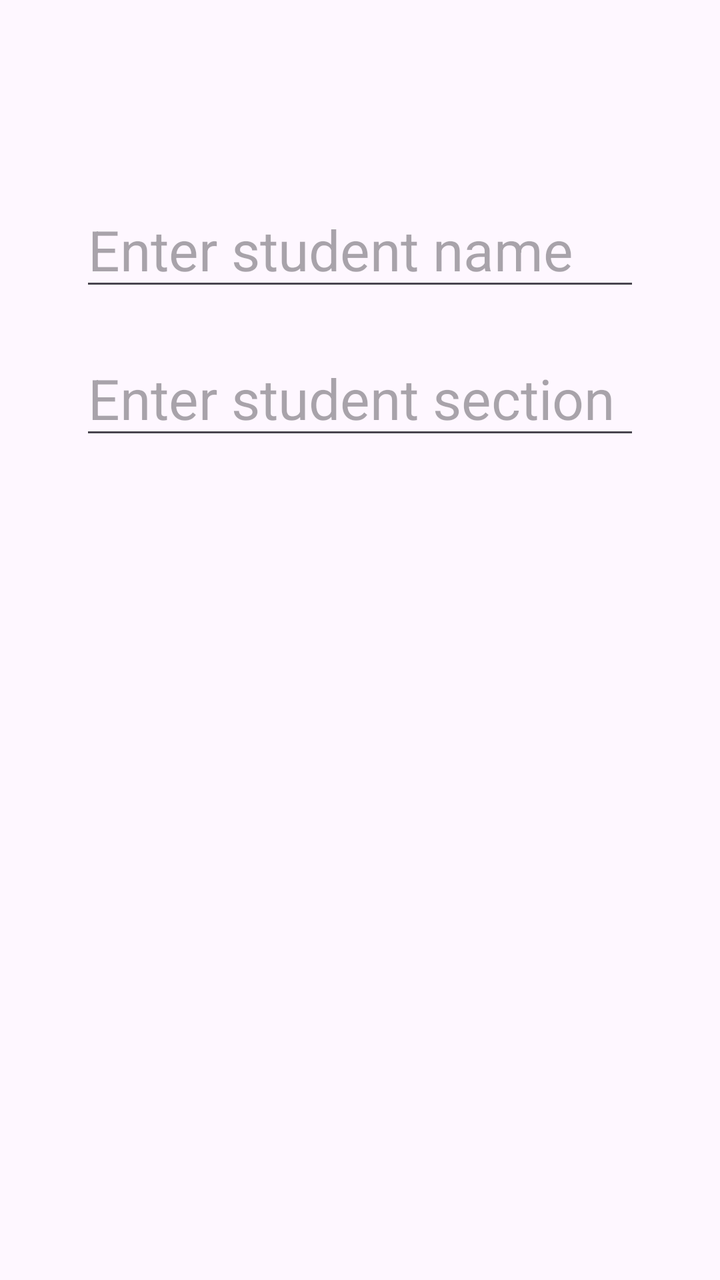
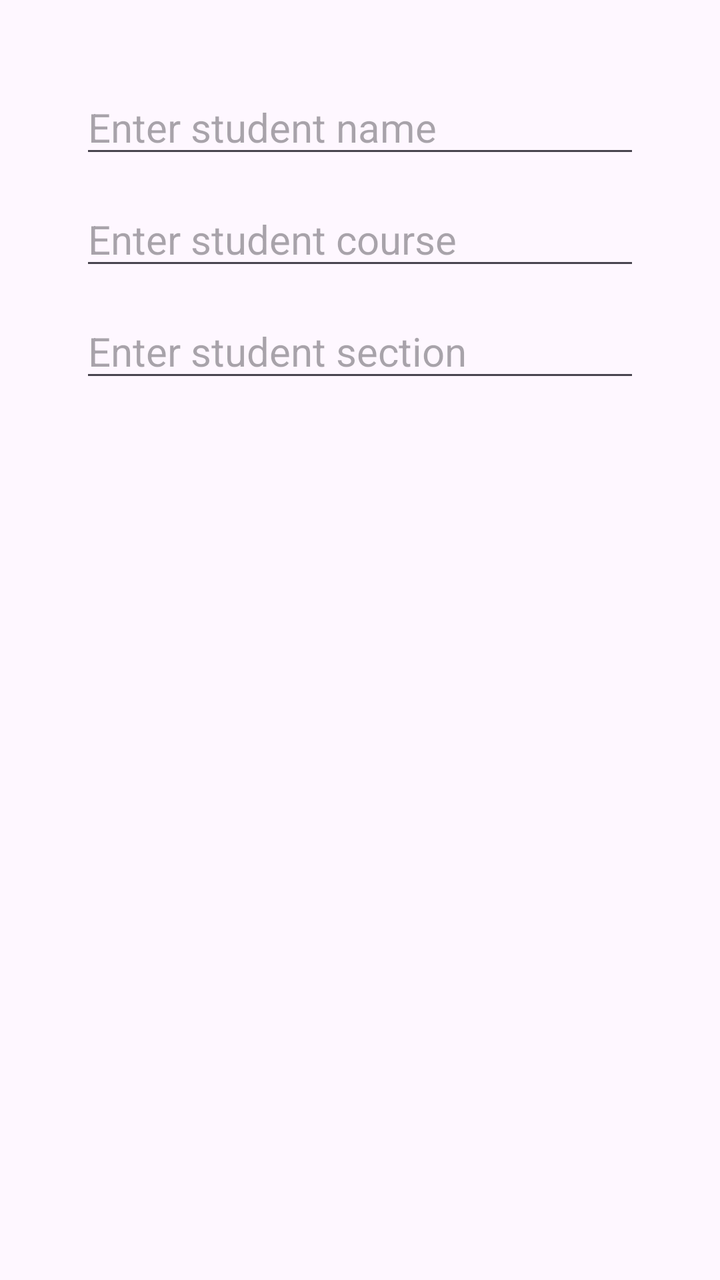

The first picture is an Android layout as it rendered before a commit; the second is the same layout after the commit. The layout source and the unified diff follow.
<!-- AndroidManifest.xml: application theme Theme.StudentListApp -->
<!-- res/layout/dialog_add_student.xml -->
<?xml version="1.0" encoding="utf-8"?>
<LinearLayout xmlns:android="http://schemas.android.com/apk/res/android"
    android:layout_width="match_parent"
    android:layout_height="wrap_content"
    android:orientation="vertical"
    android:paddingTop="96dp"
    android:paddingBottom="16dp"
    android:paddingLeft="40dp"
    android:paddingRight="40dp">

    <EditText
        android:id="@+id/etStudentName"
        android:layout_width="match_parent"
        android:layout_height="wrap_content"
        android:hint="Enter student name"
        android:textSize="28sp" />

    <EditText
        android:id="@+id/etStudentSection"
        android:layout_width="match_parent"
        android:layout_height="wrap_content"
        android:hint="Enter student section"
        android:textSize="28sp"
        android:layout_marginTop="20dp" />

</LinearLayout>
<!-- resources referenced by this layout -->
<resources>
  <style name="Theme.StudentListApp" parent="Base.Theme.StudentListApp" />
  <style name="Base.Theme.StudentListApp" parent="Theme.Material3.DayNight.NoActionBar">
          
          
      </style>
</resources>

<!-- the commit's change to res/layout/dialog_add_student.xml (unified diff, before → after) -->
@@ -3,7 +3,7 @@
     android:layout_width="match_parent"
     android:layout_height="wrap_content"
     android:orientation="vertical"
-    android:paddingTop="96dp"
+    android:paddingTop="40dp"
     android:paddingBottom="16dp"
     android:paddingLeft="40dp"
     android:paddingRight="40dp">
@@ -13,14 +13,22 @@
         android:layout_width="match_parent"
         android:layout_height="wrap_content"
         android:hint="Enter student name"
-        android:textSize="28sp" />
+        android:textSize="20sp" />
+
+    <EditText
+        android:id="@+id/etStudentCourse"
+        android:layout_width="match_parent"
+        android:layout_height="wrap_content"
+        android:hint="Enter student course"
+        android:textSize="20sp"
+        android:layout_marginTop="12dp" />
 
     <EditText
         android:id="@+id/etStudentSection"
         android:layout_width="match_parent"
         android:layout_height="wrap_content"
         android:hint="Enter student section"
-        android:textSize="28sp"
-        android:layout_marginTop="20dp" />
+        android:textSize="20sp"
+        android:layout_marginTop="12dp" />
 
 </LinearLayout>
